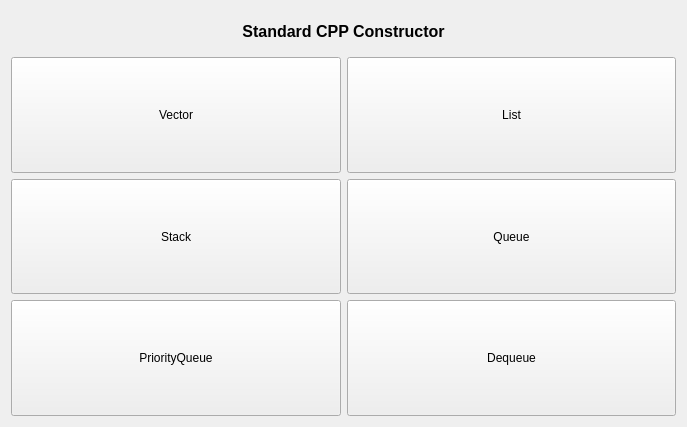
xautshuanglong/QtLearningRepository, file QtGuiApplicationTest/QtGuiApplicationTest/MiscellaneousStdContainer.ui: the form before one commit.
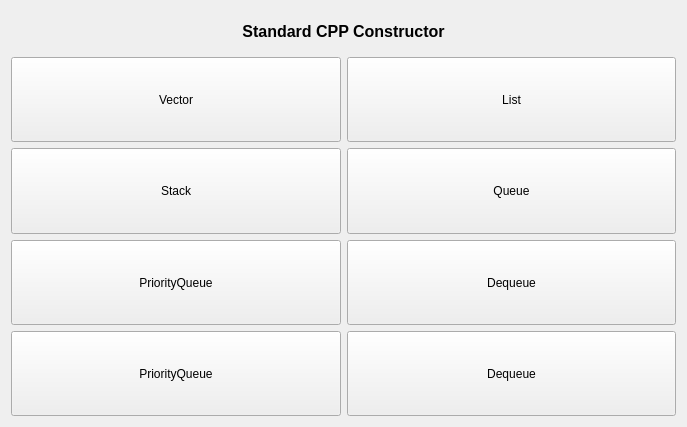
The form after the commit. Custom widgets are drawn as their Qt base class.

Commit message: std::pair 比较相等测试； 将 std::pair 作为 std::map 的 key 测试。

Patch:
```diff
--- a/QtGuiApplicationTest/QtGuiApplicationTest/MiscellaneousStdContainer.ui
+++ b/QtGuiApplicationTest/QtGuiApplicationTest/MiscellaneousStdContainer.ui
@@ -129,6 +129,32 @@
        </property>
       </widget>
      </item>
+     <item row="3" column="0">
+      <widget class="QPushButton" name="btnMapTest">
+       <property name="sizePolicy">
+        <sizepolicy hsizetype="Expanding" vsizetype="Expanding">
+         <horstretch>0</horstretch>
+         <verstretch>0</verstretch>
+        </sizepolicy>
+       </property>
+       <property name="text">
+        <string>PriorityQueue</string>
+       </property>
+      </widget>
+     </item>
+     <item row="3" column="1">
+      <widget class="QPushButton" name="btnPairTest">
+       <property name="sizePolicy">
+        <sizepolicy hsizetype="Expanding" vsizetype="Expanding">
+         <horstretch>0</horstretch>
+         <verstretch>0</verstretch>
+        </sizepolicy>
+       </property>
+       <property name="text">
+        <string>Dequeue</string>
+       </property>
+      </widget>
+     </item>
     </layout>
    </item>
   </layout>
```
The commit also changes 2 other files.
